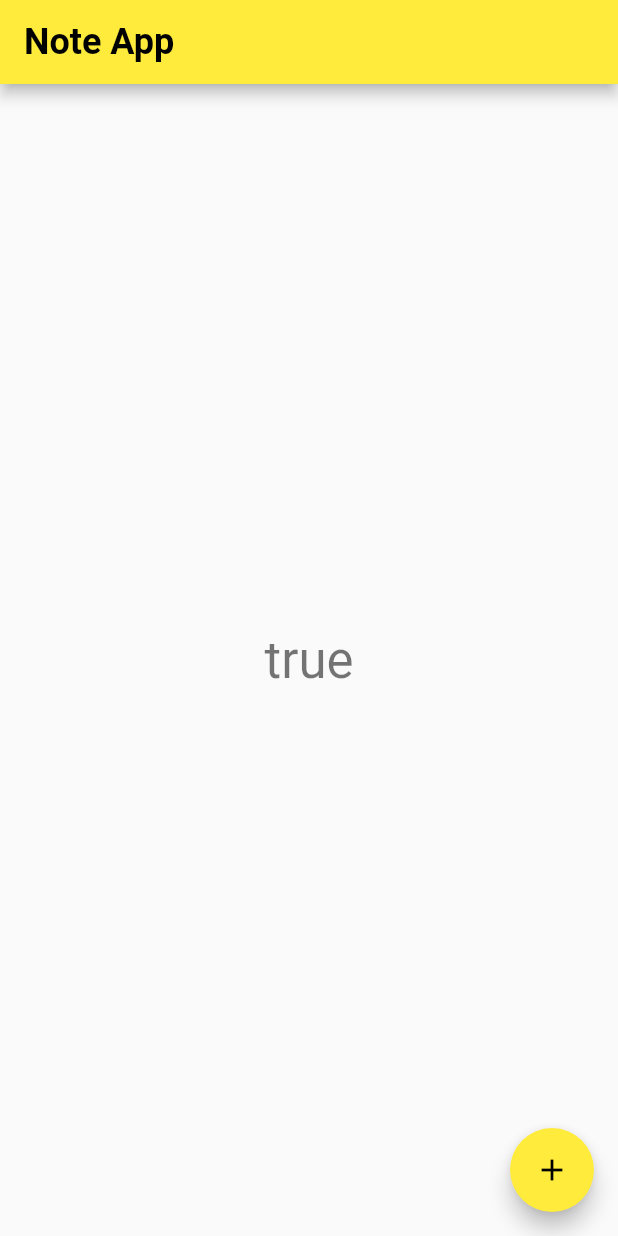
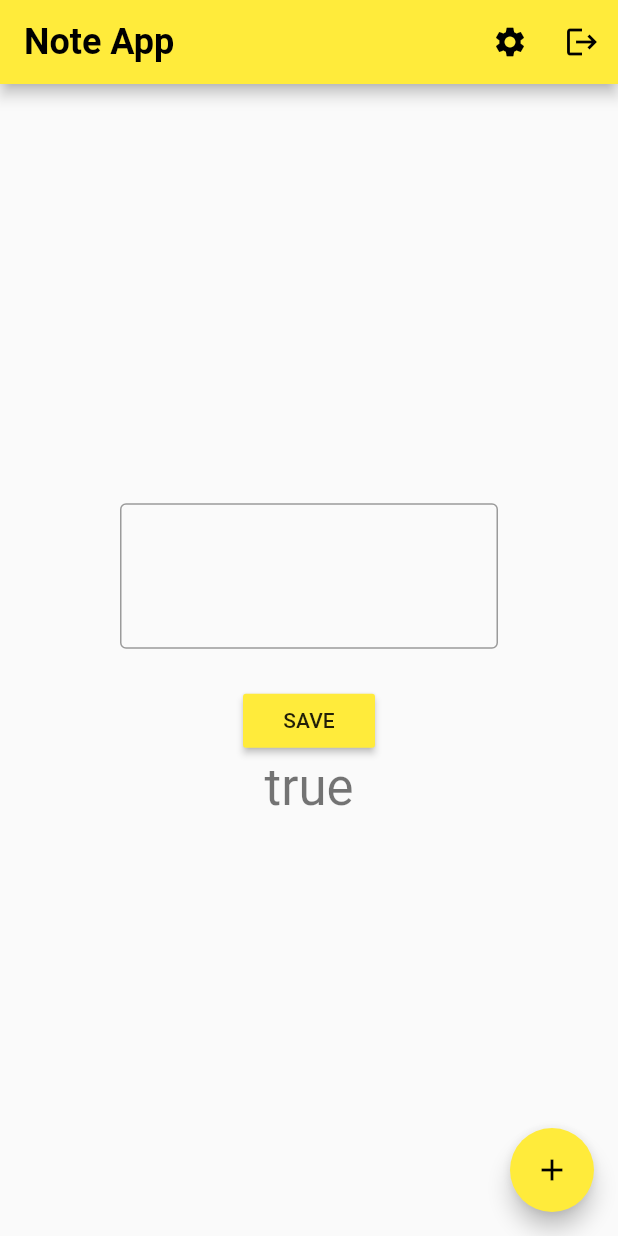
Before and after one commit to piotrwrzodak/UAM-BSM-NoteApp, a Flutter app: the screen it shows after launch, after a tap on "LOGIN", on a phone screen of 412 x 824 dp. Run offline on Flutter 3.47's test engine with Material 2 defaults, Android fonts, the phone set to English and light mode, and no system bars; Roboto replaces fonts that are missing (Corben).

Commit message:
home screen

```diff
--- a/lib/screens/home.dart
+++ b/lib/screens/home.dart
@@ -1,3 +1,4 @@
+import 'package:bsm_noteapp/screens/settings.dart';
 import 'package:bsm_noteapp/services/auth.dart';
 import 'package:flutter/material.dart';
 import 'package:provider/provider.dart';
@@ -8,19 +9,73 @@ class MyNote extends StatefulWidget {
 }
 
 class _MyNoteState extends State<MyNote> {
+
+  final TextEditingController _noteFilter = new TextEditingController();
+  String _note = "";
+
+  _MyNoteState() {
+    _noteFilter.addListener(_noteListen);
+  }
+
+  void _noteListen() {
+    if (_noteFilter.text.isEmpty) {
+      _note = "";
+    } else {
+      _note = _noteFilter.text;
+    }
+  }
+
   @override
   Widget build(BuildContext context) {
     return Scaffold(
       appBar: AppBar(
         title: Text('Note App', style: Theme.of(context).textTheme.headline1),
+        actions: [
+        IconButton(
+          icon: Icon(Icons.settings),
+          onPressed: () {
+            Navigator.push(
+              context,
+              MaterialPageRoute(builder: (context) => Settings()),
+            );
+            FocusScope.of(context).unfocus();
+          },
+        ),
+
+        IconButton(
+          icon: Icon(Icons.logout),
+          onPressed: () {
+            var authStatus = context.read<AuthStatus>();
+          authStatus.toggle();
+          }
+        )
+      ],
       ),
       body: Center(
         child: Container(
+          child: SingleChildScrollView(
             padding: EdgeInsets.all(80.0),
             child: Column(
               mainAxisAlignment: MainAxisAlignment.center,
               children: <Widget>[
-
+                TextField(
+                  maxLines: 3,
+                  controller: _noteFilter,
+                  decoration: InputDecoration(
+                    border: OutlineInputBorder()
+                  )
+                ),
+                SizedBox(
+                  height: 24,
+                ),
+                RaisedButton(
+                  color: Colors.yellow,
+                  child: Text('SAVE'),
+                  onPressed: () {
+                    _savePressed();
+                    FocusScope.of(context).unfocus();
+                  },
+                ),
                 Consumer<AuthStatus>(
                 builder: (context, authStatus, child) => Text(
                   '${authStatus.loggedIn}',
@@ -28,6 +83,7 @@ class _MyNoteState extends State<MyNote> {
                 ),
               ),
             ],
+            ),
           ),
         ),
       ),
@@ -41,4 +97,8 @@ class _MyNoteState extends State<MyNote> {
       ),
     );
   }
+
+  void _savePressed () {
+    print('The user saved $_note');
   }
+}
--- a/lib/screens/login.dart
+++ b/lib/screens/login.dart
@@ -45,6 +45,7 @@ class _MyLoginState extends State<MyLogin> {
     return Scaffold(
       body: Center(
         child: Container(
+          child: SingleChildScrollView(
             padding: EdgeInsets.all(80.0),
             child: Column(
               mainAxisAlignment: MainAxisAlignment.center,
@@ -58,6 +59,7 @@ class _MyLoginState extends State<MyLogin> {
                 ),
               ),
             ],
+            ),
           ),
         ),
       ),
```
Lines whose indentation alone changed are shown as unchanged.
